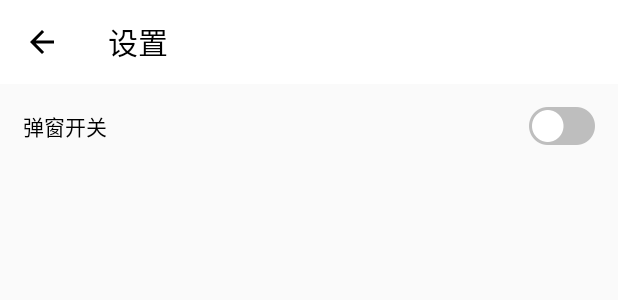
After one commit to 121880399/LargeImageMonitor, an Android app: the layout activity_setting.xml on its own in the app's theme, with its tools: preview values and no code run, on a phone screen of 412 x 824 dp. The commit adds this screen. Shown: the top 300 px of the screen. Run offline under Robolectric (Android 15) with nearby library versions, the phone set to English and light mode, and no system bars.

Commit message:
1.添加设置界面

```diff
--- a/largeimage/src/main/AndroidManifest.xml
+++ b/largeimage/src/main/AndroidManifest.xml
@@ -5,5 +5,8 @@
         <activity android:name=".activity.LargeImageListActivity"
             android:theme="@style/AppTheme.NoActionBar"
             />
+        <activity android:name=".activity.SettingActivity"
+            android:theme="@style/AppTheme.NoActionBar"
+            />
     </application>
 </manifest>
--- /dev/null
+++ b/largeimage/src/main/res/drawable/switch_background.xml
@@ -0,0 +1,5 @@
+<?xml version="1.0" encoding="utf-8"?>
+<selector xmlns:android="http://schemas.android.com/apk/res/android">
+    <item android:drawable="@drawable/checkbox_checked" android:state_checked="true" />
+    <item android:drawable="@drawable/checkbox_unchecked" />
+</selector>
--- a/largeimage/src/main/res/layout/activity_largeimage_list.xml
+++ b/largeimage/src/main/res/layout/activity_largeimage_list.xml
@@ -10,7 +10,7 @@
         android:layout_height="?attr/actionBarSize"
         android:background="@android:color/white"
         app:navigationIcon="@drawable/ic_arrow_back_black_24dp"
-        app:title="标题"
+        app:title="大图列表"
         app:titleTextColor="@android:color/black">
     </androidx.appcompat.widget.Toolbar>
     <androidx.recyclerview.widget.RecyclerView
--- /dev/null
+++ b/largeimage/src/main/res/layout/activity_setting.xml
@@ -0,0 +1,39 @@
+<?xml version="1.0" encoding="utf-8"?>
+<LinearLayout xmlns:android="http://schemas.android.com/apk/res/android"
+    xmlns:app="http://schemas.android.com/apk/res-auto"
+    android:layout_width="match_parent"
+    android:layout_height="match_parent"
+    android:orientation="vertical">
+    <androidx.appcompat.widget.Toolbar
+        android:id="@+id/toolbar"
+        android:layout_width="match_parent"
+        android:layout_height="?attr/actionBarSize"
+        android:background="@android:color/white"
+        app:navigationIcon="@drawable/ic_arrow_back_black_24dp"
+        app:title="设置"
+        app:titleTextColor="@android:color/black">
+    </androidx.appcompat.widget.Toolbar>
+    <RelativeLayout
+        android:layout_width="match_parent"
+        android:layout_height="wrap_content"
+        android:layout_margin="15dp"
+        >
+        <TextView
+            android:layout_width="wrap_content"
+            android:layout_height="wrap_content"
+            android:text="弹窗开关"
+            android:textColor="@android:color/black"
+            android:layout_centerVertical="true"
+            />
+        <CheckBox
+            android:id="@+id/menu_switch"
+            android:layout_width="wrap_content"
+            android:layout_height="wrap_content"
+            android:layout_alignParentRight="true"
+            style="@style/CheckBox"
+            android:layout_centerVertical="true"
+            />
+
+
+    </RelativeLayout>
+</LinearLayout>
--- a/largeimage/src/main/res/menu/toolbar.xml
+++ b/largeimage/src/main/res/menu/toolbar.xml
@@ -3,7 +3,7 @@
     xmlns:app="http://schemas.android.com/apk/res-auto"
     >
     <item
-        android:id="@+id/action_search"
+        android:id="@+id/action_setting"
         android:icon="@drawable/ic_more_vert_black_24dp"
         android:title="设置"
         app:showAsAction="never"/>
--- a/largeimage/src/main/res/values/styles.xml
+++ b/largeimage/src/main/res/values/styles.xml
@@ -8,4 +8,11 @@
         <item name="windowActionBar">false</item>
         <item name="windowNoTitle">true</item>
     </style>
+
+    <style name="CheckBox">
+        <item name="android:layout_height">wrap_content</item>
+        <item name="android:layout_width">wrap_content</item>
+        <item name="android:button">@null</item>
+        <item name="android:background">@drawable/switch_background</item>
+    </style>
 </resources>
```
Also changed, not shown: largeimage/src/main/java/org/zzy/lib/largeimage/LargeImageManager.java (+13 -0 lines), largeimage/src/main/java/org/zzy/lib/largeimage/activity/LargeImageListActivity.java (+28 -4 lines), largeimage/src/main/java/org/zzy/lib/largeimage/activity/SettingActivity.java (added, +50 -0 lines), largeimage/src/main/res/drawable-xxhdpi/checkbox_checked.png (added), largeimage/src/main/res/drawable-xxhdpi/checkbox_unchecked.png (added).
